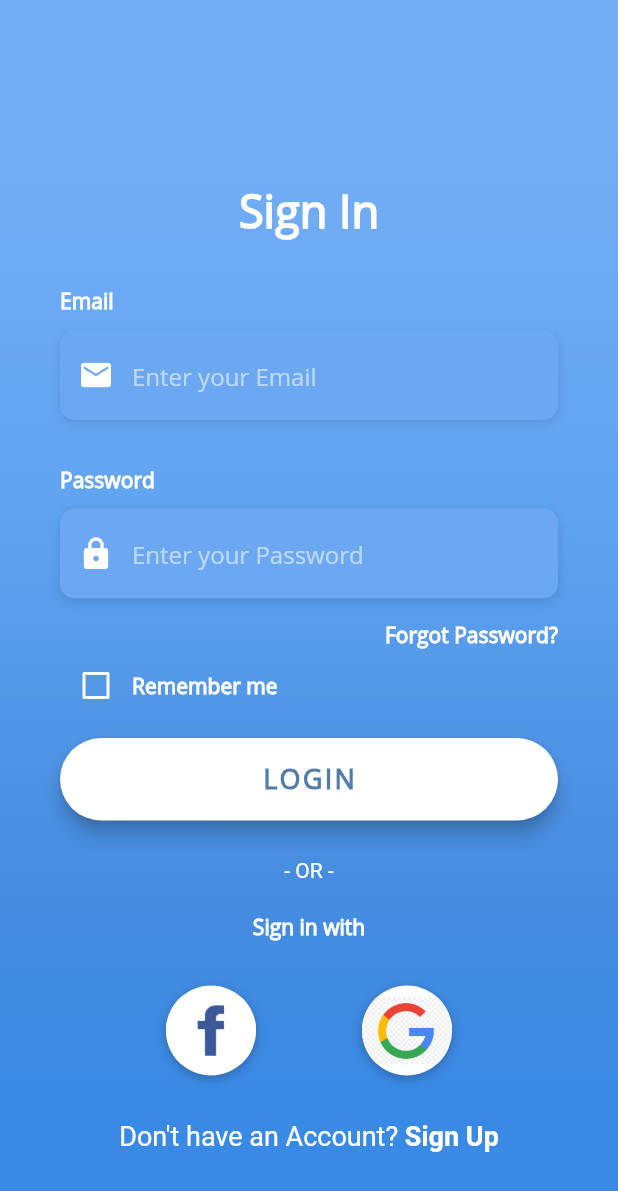
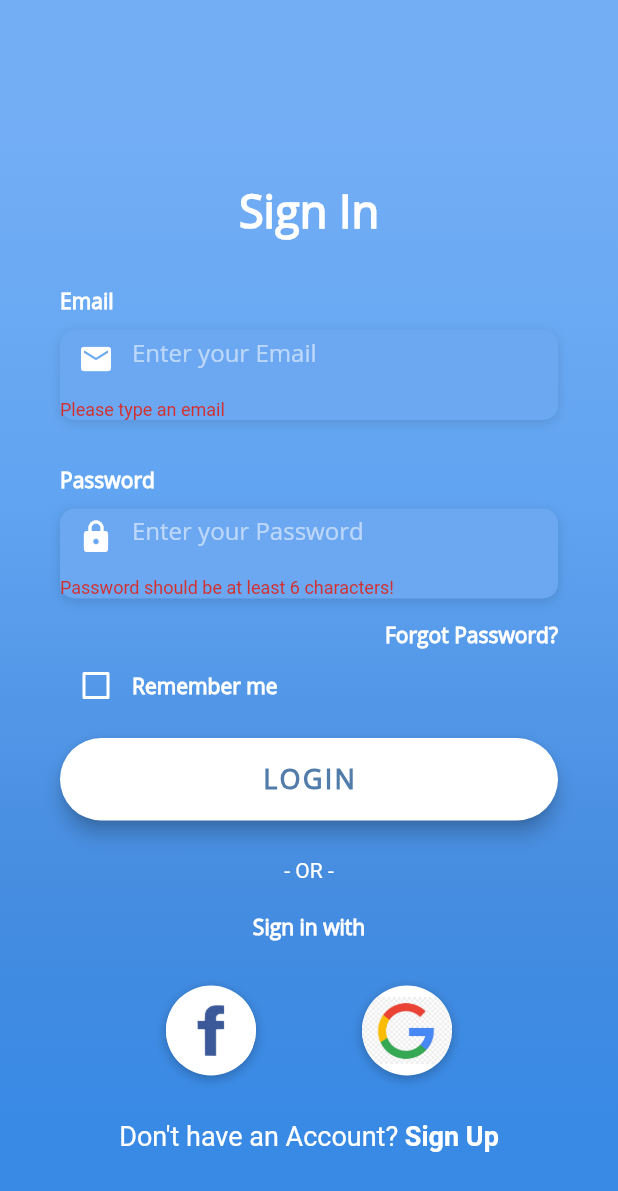
Before and after one commit to npaudyal/GRE_APP, a Flutter app: the LoginScreen screen opened directly, after a tap on "LOGIN", on a phone screen of 412 x 824 dp. Shown: the top 1191 px of the screen. Run offline on Flutter 3.47's test engine with Material 2 defaults, Android fonts, the phone set to English and light mode, and no system bars; our stand-ins replace avatar_glow, firebase_auth; accounts and stored records are empty.

```diff
--- a/lib/Setup/signIn.dart
+++ b/lib/Setup/signIn.dart
@@ -12,12 +12,14 @@ class LoginScreen extends StatefulWidget {
 }
 
 class _LoginScreenState extends State<LoginScreen> {
+     final GlobalKey<FormState> _formKey = GlobalKey<FormState>();
+
   TextEditingController emailController = new TextEditingController();
     TextEditingController passwordController = new TextEditingController();
 
 
   String _email, _password;
-   final GlobalKey<FormState> _formKey = GlobalKey<FormState>();
+
   bool _rememberMe = false;
 
   Widget _buildEmailTF() {
@@ -33,8 +35,11 @@ class _LoginScreenState extends State<LoginScreen> {
           alignment: Alignment.centerLeft,
           decoration: kBoxDecorationStyle,
           height: 60.0,
+
           child: TextFormField(
+
              controller: emailController,
+
 
               validator: (input) {
                 if (input.isEmpty) {
@@ -66,6 +71,7 @@ class _LoginScreenState extends State<LoginScreen> {
           ),
 
 
+
         ),
 
       ],
@@ -88,6 +94,7 @@ class _LoginScreenState extends State<LoginScreen> {
           decoration: kBoxDecorationStyle,
           height: 60.0,
           child: TextFormField(
+
             controller: passwordController,
              validator: (input) {
                 if (input.length<6) {
@@ -112,6 +119,7 @@ class _LoginScreenState extends State<LoginScreen> {
             ),
 
           ),
+
 
         ),
       ],
@@ -292,15 +300,21 @@ class _LoginScreenState extends State<LoginScreen> {
   Widget build(BuildContext context) {
 
 
+
+
     return Scaffold(
 
-      key: _formKey,
 
       body: AnnotatedRegion<SystemUiOverlayStyle>(
         value: SystemUiOverlayStyle.light,
         child: GestureDetector(
           onTap: () => FocusScope.of(context).unfocus(),
+                        child: Form(
+                                key: _formKey,
+
+
           child: Stack(
+
             children: <Widget>[
               Container(
 
@@ -343,6 +357,7 @@ class _LoginScreenState extends State<LoginScreen> {
                       ),
 
                       SizedBox(height: 30.0),
+
                       _buildEmailTF(),
 
 
@@ -363,9 +378,11 @@ class _LoginScreenState extends State<LoginScreen> {
               )
             ],
           ),
+                        ),
         ),
       ),
     );
+
   }
   Future<void> signIn() async {
     print(_email);
--- a/lib/main.dart
+++ b/lib/main.dart
@@ -5,6 +5,8 @@ import './Animation/delayed_animation.dart';
 import './Setup/signIn.dart';
 import './Setup/Welcome.dart';
 void main() {
+    WidgetsFlutterBinding.ensureInitialized();
+
   SystemChrome.setEnabledSystemUIOverlays([]);
   runApp(MyApp());
 }
```
